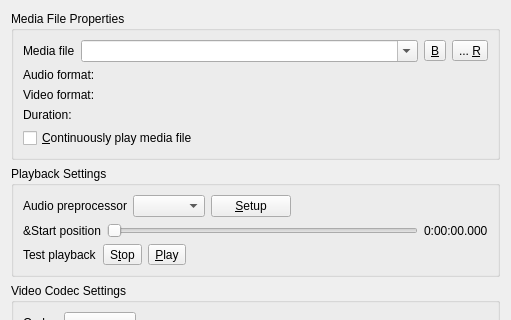
Qt form Client/qtTeamTalk/streammediafile.ui (BearWare/TeamTalk5) before a commit; both pictures show x 0 to 511 and y 0 to 320 of the 511 by 523 pixel window.
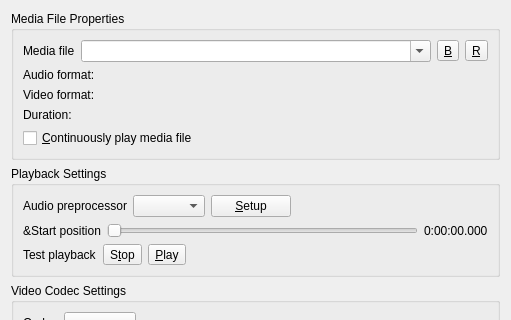
The same form after that commit. Icons and pictures are not drawn.

Commit message: Remove "..." to refresh button

Diff of the .ui file:
```diff
--- a/Client/qtTeamTalk/streammediafile.ui
+++ b/Client/qtTeamTalk/streammediafile.ui
@@ -59,7 +59,7 @@
            <string>Refresh</string>
           </property>
           <property name="text">
-           <string>... &amp;R</string>
+           <string>&amp;R</string>
           </property>
           <property name="icon">
            <iconset resource="resources.qrc">
```
